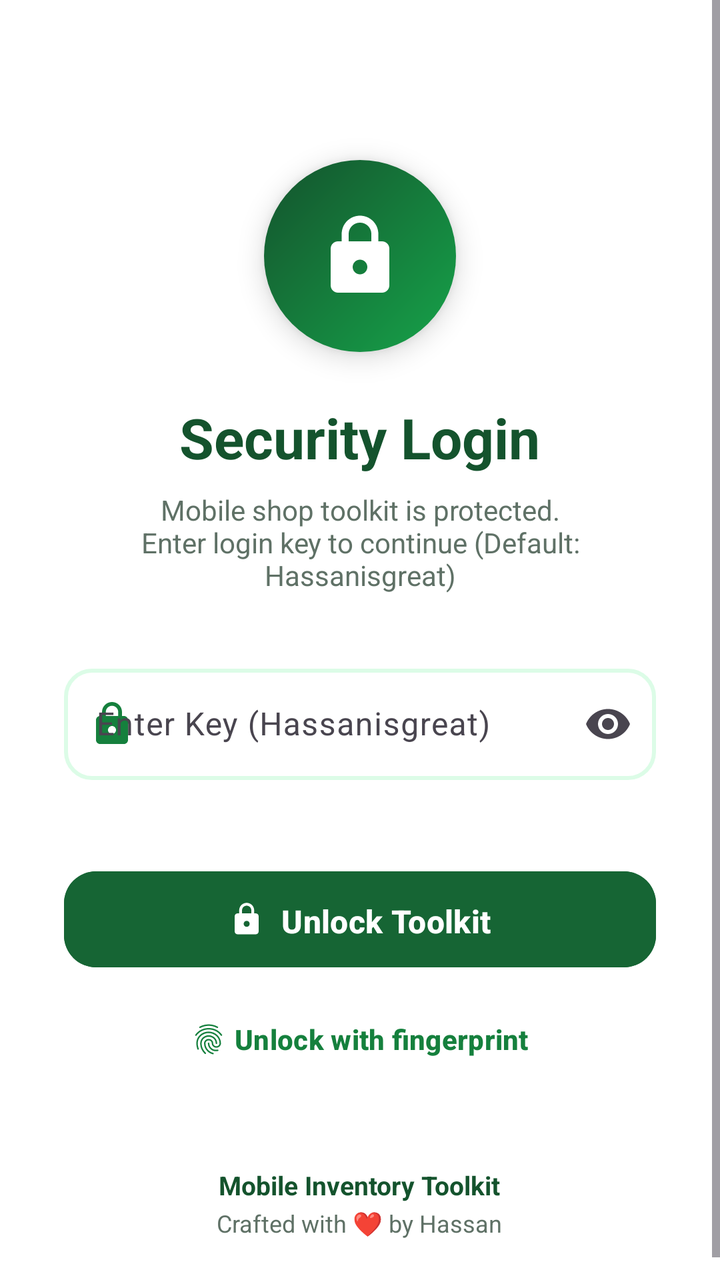
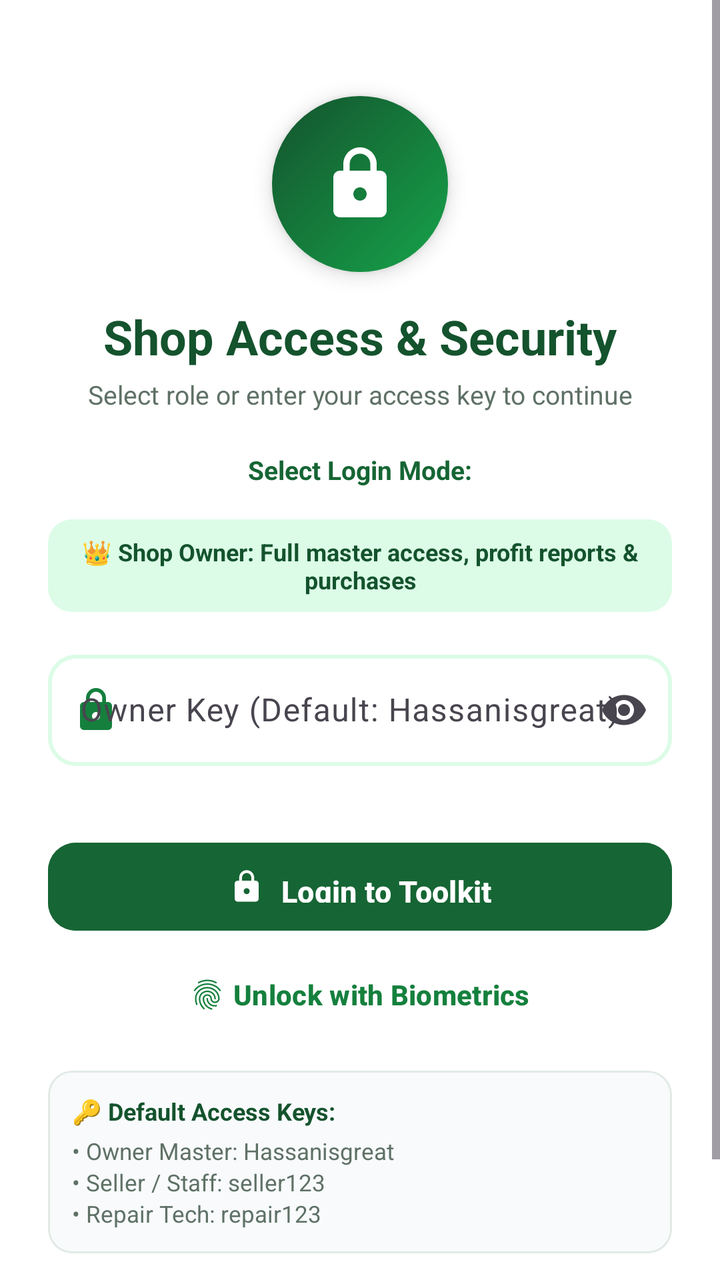

Compare the two renders of this Android layout. The source of the first and the diff that turns it into the second are given below.
<!-- AndroidManifest.xml: activity theme Theme.MobileShopkeeper.NoActionBar -->
<!-- res/layout/activity_lock_screen.xml -->
<?xml version="1.0" encoding="utf-8"?>
<ScrollView
    xmlns:android="http://schemas.android.com/apk/res/android"
    xmlns:app="http://schemas.android.com/apk/res-auto"
    android:layout_width="match_parent"
    android:layout_height="match_parent"
    android:fillViewport="true"
    android:background="@color/white">

    <LinearLayout
        android:layout_width="match_parent"
        android:layout_height="wrap_content"
        android:orientation="vertical"
        android:gravity="center_horizontal"
        android:padding="32dp">

        <Space android:layout_width="0dp" android:layout_height="48dp"/>

        <FrameLayout
            android:id="@+id/badgeLock"
            android:layout_width="96dp"
            android:layout_height="96dp"
            android:background="@drawable/bg_circle_green"
            android:elevation="8dp">

            <ImageView
                android:layout_width="44dp"
                android:layout_height="44dp"
                android:layout_gravity="center"
                android:src="@drawable/ic_lock"
                android:contentDescription="Lock"/>
        </FrameLayout>

        <TextView
            android:id="@+id/tvLockTitle"
            android:layout_width="wrap_content"
            android:layout_height="wrap_content"
            android:layout_marginTop="24dp"
            android:text="@string/lock_title"
            android:textColor="@color/green_900"
            android:textSize="28sp"
            android:textStyle="bold"/>

        <TextView
            android:id="@+id/tvLockSubtitle"
            android:layout_width="wrap_content"
            android:layout_height="wrap_content"
            android:layout_marginTop="8dp"
            android:gravity="center"
            android:text="@string/lock_subtitle"
            android:textColor="@color/text_secondary"
            android:textSize="14sp"/>

        <com.google.android.material.textfield.TextInputLayout
            android:id="@+id/tilPassword"
            android:layout_width="match_parent"
            android:layout_height="wrap_content"
            android:layout_marginTop="32dp"
            style="@style/Widget.MobileShop.TextInput"
            app:endIconMode="password_toggle"
            app:startIconDrawable="@drawable/ic_lock"
            app:startIconTint="@color/green_700"
            app:boxStrokeWidth="2dp">

            <com.google.android.material.textfield.TextInputEditText
                android:id="@+id/etPassword"
                android:layout_width="match_parent"
                android:layout_height="wrap_content"
                android:hint="@string/lock_hint"
                android:inputType="textPassword"
                android:imeOptions="actionDone"
                android:maxLines="1"/>
        </com.google.android.material.textfield.TextInputLayout>

        <TextView
            android:id="@+id/tvError"
            android:layout_width="wrap_content"
            android:layout_height="wrap_content"
            android:layout_marginTop="8dp"
            android:textColor="@color/error"
            android:textSize="13sp"
            android:visibility="invisible"/>

        <com.google.android.material.button.MaterialButton
            android:id="@+id/btnUnlock"
            android:layout_width="match_parent"
            android:layout_height="56dp"
            android:layout_marginTop="16dp"
            android:backgroundTint="@color/green_800"
            android:text="@string/lock_unlock"
            android:textSize="16sp"
            app:cornerRadius="16dp"
            app:icon="@drawable/ic_lock"
            app:iconGravity="textStart"/>

        <com.google.android.material.button.MaterialButton
            android:id="@+id/btnFingerprint"
            style="@style/Widget.Material3.Button.TextButton"
            android:layout_width="wrap_content"
            android:layout_height="wrap_content"
            android:layout_marginTop="8dp"
            android:text="@string/lock_fingerprint"
            android:textColor="@color/green_700"
            app:icon="@drawable/ic_fingerprint"
            app:iconTint="@color/green_700"/>

        <Space
            android:layout_width="0dp"
            android:layout_height="0dp"
            android:layout_weight="1"/>

        <TextView
            android:layout_width="wrap_content"
            android:layout_height="wrap_content"
            android:layout_marginTop="40dp"
            android:text="@string/app_name"
            android:textColor="@color/green_900"
            android:textStyle="bold"
            android:textSize="13sp"/>

        <TextView
            android:layout_width="wrap_content" android:layout_height="wrap_content"
            android:layout_marginTop="2dp" android:text="@string/made_by"
            android:textColor="@color/text_secondary" android:textSize="12sp"/>
    </LinearLayout>
</ScrollView>
<!-- resources referenced by this layout -->
<resources>
  <color name="error">#DC2626</color>
  <color name="green_700">#15803D</color>
  <color name="green_800">#166534</color>
  <color name="green_900">#14532D</color>
  <color name="text_secondary">#5F7166</color>
  <color name="white">#FFFFFF</color>
  <!-- drawable bg_circle_green (drawable) -->
  <?xml version="1.0" encoding="utf-8"?>
  <shape xmlns:android="http://schemas.android.com/apk/res/android" android:shape="oval">
      <gradient
          android:angle="135"
          android:startColor="@color/green_600"
          android:endColor="@color/green_900"/>
  </shape>
  <!-- drawable ic_lock (drawable) -->
  <vector xmlns:android="http://schemas.android.com/apk/res/android" android:width="24dp" android:height="24dp" android:viewportWidth="24" android:viewportHeight="24"><path android:fillColor="#FFFFFF" android:pathData="M18,8h-1L17,6c0,-2.76 -2.24,-5 -5,-5S7,3.24 7,6v2L6,8c-1.1,0 -2,0.9 -2,2v10c0,1.1 0.9,2 2,2h12c1.1,0 2,-0.9 2,-2L20,10c0,-1.1 -0.9,-2 -2,-2zM12,17c-1.1,0 -2,-0.9 -2,-2s0.9,-2 2,-2 2,0.9 2,2 -0.9,2 -2,2zM15.1,8L8.9,8L8.9,6c0,-1.71 1.39,-3.1 3.1,-3.1 1.71,0 3.1,1.39 3.1,3.1v2z"/></vector>
  <string name="app_name">Mobile Inventory Toolkit</string>
  <string name="lock_fingerprint">Unlock with fingerprint</string>
  <string name="lock_hint">Enter Key (Hassanisgreat)</string>
  <string name="lock_subtitle">Mobile shop toolkit is protected.\nEnter login key to continue (Default: Hassanisgreat)</string>
  <string name="lock_title">Security Login</string>
  <string name="lock_unlock">Unlock Toolkit</string>
  <string name="made_by">Crafted with ❤ by Hassan</string>
  <style name="Widget.MobileShop.TextInput" parent="Widget.Material3.TextInputLayout.OutlinedBox">
          <item name="boxCornerRadiusTopStart">14dp</item>
          <item name="boxCornerRadiusTopEnd">14dp</item>
          <item name="boxCornerRadiusBottomStart">14dp</item>
          <item name="boxCornerRadiusBottomEnd">14dp</item>
          <item name="boxStrokeColor">@color/selector_input_stroke</item>
      </style>
  <style name="Theme.MobileShopkeeper.NoActionBar" parent="Theme.MobileShopkeeper" />
  <color name="green_600">#16A34A</color>
  <color name="green_100">#DCFCE7</color>
  <color name="surface">#FFFFFF</color>
  <color name="text_primary">#1A2E22</color>
  <color name="background_light">#F6FAF7</color>
  <style name="Shape.MobileShop.Medium" parent="ShapeAppearance.Material3.MediumComponent">
          <item name="cornerSize">14dp</item>
      </style>
  <style name="Widget.MobileShop.Button" parent="Widget.Material3.Button">
          <item name="cornerRadius">14dp</item>
          <item name="android:textAllCaps">false</item>
          <item name="android:paddingTop">14dp</item>
          <item name="android:paddingBottom">14dp</item>
          <item name="android:textStyle">bold</item>
      </style>
  <!-- unchanged entries left out for length: 2 -->
</resources>

<!-- the commit's change to res/layout/activity_lock_screen.xml (unified diff, before → after) -->
@@ -12,22 +12,23 @@
         android:layout_height="wrap_content"
         android:orientation="vertical"
         android:gravity="center_horizontal"
-        android:padding="32dp">
-
-        <Space android:layout_width="0dp" android:layout_height="48dp"/>
+        android:padding="24dp">
+
+        <Space android:layout_width="0dp" android:layout_height="24dp"/>
 
         <FrameLayout
             android:id="@+id/badgeLock"
-            android:layout_width="96dp"
-            android:layout_height="96dp"
+            android:layout_width="88dp"
+            android:layout_height="88dp"
             android:background="@drawable/bg_circle_green"
-            android:elevation="8dp">
+            android:elevation="6dp">
 
             <ImageView
-                android:layout_width="44dp"
-                android:layout_height="44dp"
+                android:layout_width="40dp"
+                android:layout_height="40dp"
                 android:layout_gravity="center"
                 android:src="@drawable/ic_lock"
+                app:tint="@color/white"
                 android:contentDescription="Lock"/>
         </FrameLayout>
 
@@ -35,27 +36,88 @@
             android:id="@+id/tvLockTitle"
             android:layout_width="wrap_content"
             android:layout_height="wrap_content"
-            android:layout_marginTop="24dp"
+            android:layout_marginTop="16dp"
             android:text="@string/lock_title"
             android:textColor="@color/green_900"
-            android:textSize="28sp"
+            android:textSize="24sp"
             android:textStyle="bold"/>
 
         <TextView
             android:id="@+id/tvLockSubtitle"
             android:layout_width="wrap_content"
             android:layout_height="wrap_content"
-            android:layout_marginTop="8dp"
+            android:layout_marginTop="4dp"
             android:gravity="center"
             android:text="@string/lock_subtitle"
             android:textColor="@color/text_secondary"
-            android:textSize="14sp"/>
-
+            android:textSize="13sp"/>
+
+        
+        <TextView
+            android:layout_width="wrap_content"
+            android:layout_height="wrap_content"
+            android:layout_marginTop="20dp"
+            android:text="Select Login Mode:"
+            android:textColor="@color/green_800"
+            android:textSize="13sp"
+            android:textStyle="bold"/>
+
+        <com.google.android.material.button.MaterialButtonToggleGroup
+            android:id="@+id/toggleRoleMode"
+            android:layout_width="match_parent"
+            android:layout_height="wrap_content"
+            android:layout_marginTop="8dp"
+            app:singleSelection="true">
+
+            <Button
+                android:id="@+id/btnRoleOwner"
+                style="@style/Widget.Material3.Button.OutlinedButton"
+                android:layout_width="0dp"
+                android:layout_height="wrap_content"
+                android:layout_weight="1"
+                android:text="👑 Owner"
+                android:textSize="11sp"/>
+
+            <Button
+                android:id="@+id/btnRoleSeller"
+                style="@style/Widget.Material3.Button.OutlinedButton"
+                android:layout_width="0dp"
+                android:layout_height="wrap_content"
+                android:layout_weight="1"
+                android:text="💼 Seller"
+                android:textSize="11sp"/>
+
+            <Button
+                android:id="@+id/btnRoleTech"
+                style="@style/Widget.Material3.Button.OutlinedButton"
+                android:layout_width="0dp"
+                android:layout_height="wrap_content"
+                android:layout_weight="1"
+                android:text="🔧 Repair"
+                android:textSize="11sp"/>
+        </com.google.android.material.button.MaterialButtonToggleGroup>
+
+        
+        <TextView
+            android:id="@+id/tvRoleHint"
+            android:layout_width="match_parent"
+            android:layout_height="wrap_content"
+            android:layout_marginTop="8dp"
+            android:background="@drawable/bg_badge_green"
+            android:paddingHorizontal="14dp"
+            android:paddingVertical="8dp"
+            android:gravity="center"
+            android:text="👑 Shop Owner: Full master access, profit reports &amp; purchases"
+            android:textColor="@color/green_900"
+            android:textSize="12sp"
+            android:textStyle="bold"/>
+
+        
         <com.google.android.material.textfield.TextInputLayout
             android:id="@+id/tilPassword"
             android:layout_width="match_parent"
             android:layout_height="wrap_content"
-            android:layout_marginTop="32dp"
+            android:layout_marginTop="16dp"
             style="@style/Widget.MobileShop.TextInput"
             app:endIconMode="password_toggle"
             app:startIconDrawable="@drawable/ic_lock"
@@ -66,7 +128,7 @@
                 android:id="@+id/etPassword"
                 android:layout_width="match_parent"
                 android:layout_height="wrap_content"
-                android:hint="@string/lock_hint"
+                android:hint="Owner Key (Default: Hassanisgreat)"
                 android:inputType="textPassword"
                 android:imeOptions="actionDone"
                 android:maxLines="1"/>
@@ -76,20 +138,20 @@
             android:id="@+id/tvError"
             android:layout_width="wrap_content"
             android:layout_height="wrap_content"
-            android:layout_marginTop="8dp"
+            android:layout_marginTop="6dp"
             android:textColor="@color/error"
-            android:textSize="13sp"
+            android:textSize="12sp"
             android:visibility="invisible"/>
 
         <com.google.android.material.button.MaterialButton
             android:id="@+id/btnUnlock"
             android:layout_width="match_parent"
-            android:layout_height="56dp"
-            android:layout_marginTop="16dp"
+            android:layout_height="52dp"
+            android:layout_marginTop="12dp"
             android:backgroundTint="@color/green_800"
-            android:text="@string/lock_unlock"
-            android:textSize="16sp"
-            app:cornerRadius="16dp"
+            android:text="Login to Toolkit"
+            android:textSize="15sp"
+            app:cornerRadius="14dp"
             app:icon="@drawable/ic_lock"
             app:iconGravity="textStart"/>
 
@@ -98,12 +160,48 @@
             style="@style/Widget.Material3.Button.TextButton"
             android:layout_width="wrap_content"
             android:layout_height="wrap_content"
-            android:layout_marginTop="8dp"
+            android:layout_marginTop="4dp"
             android:text="@string/lock_fingerprint"
             android:textColor="@color/green_700"
             app:icon="@drawable/ic_fingerprint"
             app:iconTint="@color/green_700"/>
 
+        
+        <com.google.android.material.card.MaterialCardView
+            android:layout_width="match_parent"
+            android:layout_height="wrap_content"
+            android:layout_marginTop="14dp"
+            app:cardCornerRadius="12dp"
+            app:cardElevation="0dp"
+            app:strokeWidth="1dp"
+            app:strokeColor="@color/divider"
+            app:cardBackgroundColor="#F8FAFC">
+
+            <LinearLayout
+                android:layout_width="match_parent"
+                android:layout_height="wrap_content"
+                android:orientation="vertical"
+                android:padding="12dp">
+
+                <TextView
+                    android:layout_width="wrap_content"
+                    android:layout_height="wrap_content"
+                    android:text="🔑 Default Access Keys:"
+                    android:textColor="@color/green_900"
+                    android:textStyle="bold"
+                    android:textSize="12sp"/>
+
+                <TextView
+                    android:layout_width="wrap_content"
+                    android:layout_height="wrap_content"
+                    android:layout_marginTop="4dp"
+                    android:text="• Owner Master: Hassanisgreat\n• Seller / Staff: seller123\n• Repair Tech: repair123"
+                    android:textColor="@color/text_secondary"
+                    android:textSize="11.5sp"
+                    android:lineSpacingExtra="2dp"/>
+            </LinearLayout>
+        </com.google.android.material.card.MaterialCardView>
+
         <Space
             android:layout_width="0dp"
             android:layout_height="0dp"
@@ -112,15 +210,18 @@
         <TextView
             android:layout_width="wrap_content"
             android:layout_height="wrap_content"
-            android:layout_marginTop="40dp"
+            android:layout_marginTop="20dp"
             android:text="@string/app_name"
             android:textColor="@color/green_900"
             android:textStyle="bold"
             android:textSize="13sp"/>
 
         <TextView
-            android:layout_width="wrap_content" android:layout_height="wrap_content"
-            android:layout_marginTop="2dp" android:text="@string/made_by"
-            android:textColor="@color/text_secondary" android:textSize="12sp"/>
+            android:layout_width="wrap_content"
+            android:layout_height="wrap_content"
+            android:layout_marginTop="2dp"
+            android:text="@string/made_by"
+            android:textColor="@color/text_secondary"
+            android:textSize="12sp"/>
     </LinearLayout>
 </ScrollView>
<!-- resource entries referenced after the edit -->
@@ -1,11 +1,17 @@
 <!-- resources referenced by this layout -->
 <resources>
+  <color name="divider">#E2EAE4</color>
   <color name="error">#DC2626</color>
   <color name="green_700">#15803D</color>
   <color name="green_800">#166534</color>
   <color name="green_900">#14532D</color>
   <color name="text_secondary">#5F7166</color>
   <color name="white">#FFFFFF</color>
+  <!-- drawable bg_badge_green (drawable) -->
+  <?xml version="1.0" encoding="utf-8"?>
+  <shape xmlns:android="http://schemas.android.com/apk/res/android" android:shape="rectangle">
+      <solid android:color="#DCFCE7"/><corners android:radius="12dp"/>
+  </shape>
   <!-- drawable bg_circle_green (drawable) -->
   <?xml version="1.0" encoding="utf-8"?>
   <shape xmlns:android="http://schemas.android.com/apk/res/android" android:shape="oval">
@@ -17,12 +23,10 @@
   <!-- drawable ic_lock (drawable) -->
   <vector xmlns:android="http://schemas.android.com/apk/res/android" android:width="24dp" android:height="24dp" android:viewportWidth="24" android:viewportHeight="24"><path android:fillColor="#FFFFFF" android:pathData="M18,8h-1L17,6c0,-2.76 -2.24,-5 -5,-5S7,3.24 7,6v2L6,8c-1.1,0 -2,0.9 -2,2v10c0,1.1 0.9,2 2,2h12c1.1,0 2,-0.9 2,-2L20,10c0,-1.1 -0.9,-2 -2,-2zM12,17c-1.1,0 -2,-0.9 -2,-2s0.9,-2 2,-2 2,0.9 2,2 -0.9,2 -2,2zM15.1,8L8.9,8L8.9,6c0,-1.71 1.39,-3.1 3.1,-3.1 1.71,0 3.1,1.39 3.1,3.1v2z"/></vector>
   <string name="app_name">Mobile Inventory Toolkit</string>
-  <string name="lock_fingerprint">Unlock with fingerprint</string>
-  <string name="lock_hint">Enter Key (Hassanisgreat)</string>
-  <string name="lock_subtitle">Mobile shop toolkit is protected.\nEnter login key to continue (Default: Hassanisgreat)</string>
-  <string name="lock_title">Security Login</string>
-  <string name="lock_unlock">Unlock Toolkit</string>
-  <string name="made_by">Crafted with ❤ by Hassan</string>
+  <string name="lock_fingerprint">Unlock with Biometrics</string>
+  <string name="lock_subtitle">Select role or enter your access key to continue</string>
+  <string name="lock_title">Shop Access &amp; Security</string>
+  <string name="made_by">Crafted with ❤ by Hassan Akbar</string>
   <style name="Widget.MobileShop.TextInput" parent="Widget.Material3.TextInputLayout.OutlinedBox">
           <item name="boxCornerRadiusTopStart">14dp</item>
           <item name="boxCornerRadiusTopEnd">14dp</item>
